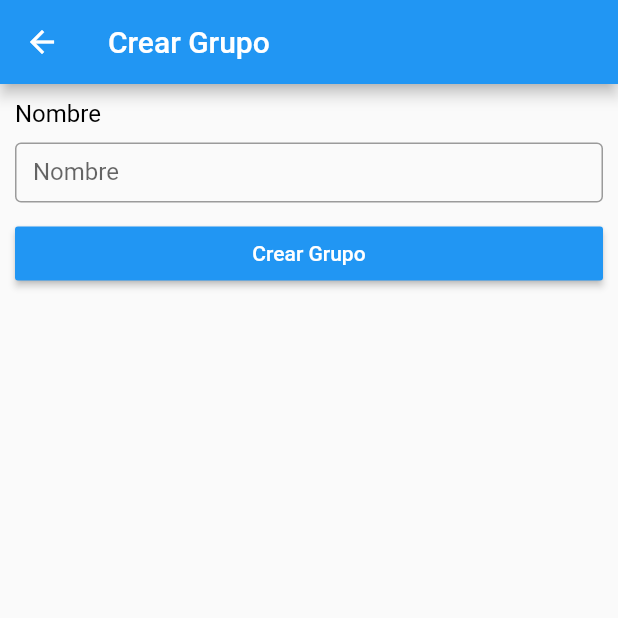
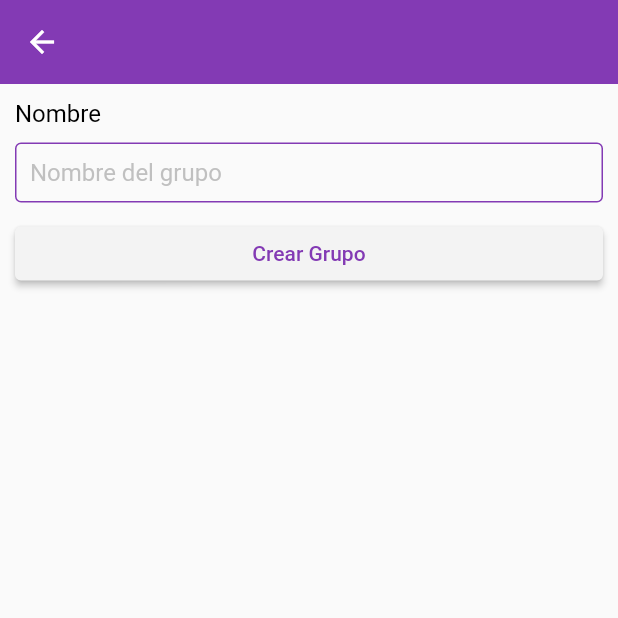
Before and after one commit to Vinici0/seguridad-espe-app, a Flutter app: the CodigoGrupoScreen screen opened by its route, on a phone screen of 412 x 824 dp, the top half of it. Run offline on Flutter 3.47's test engine with Material 2 defaults, Android fonts, the phone set to English and light mode, and no system bars; our stand-ins replace bloc, connectivity_plus, equatable, flutter_bloc, flutter_secure_storage, font_awesome_flutter and 6 more; accounts and stored records are empty.

Commit message:
Creacion de un widget para el ingreso de codigo de grupo

```diff
--- a/lib/screens/codigo_sreen.dart
+++ b/lib/screens/codigo_sreen.dart
@@ -9,7 +9,7 @@ class CodigoGrupoScreen extends StatelessWidget {
     return Scaffold(
       appBar: AppBar(
         title: Text('Crear Grupo',
-            style: TextStyle(color: Colors.white, fontSize: 20)),
+            style: TextStyle(color: Color(0xfff833AB4), fontSize: 20)),
       ),
       body: SingleChildScrollView(
         child: Container(
@@ -28,10 +28,28 @@ class CodigoGrupoScreen extends StatelessWidget {
               SizedBox(height: 10),
               Container(
                 height: 40,
-                child: const TextField(
+                child: TextField(
+                  cursorColor: Colors.black,
                   decoration: InputDecoration(
-                    border: OutlineInputBorder(),
-                    labelText: 'Nombre',
+                    disabledBorder: OutlineInputBorder(
+                      borderSide: BorderSide(color: Color(0xfff833AB4)),
+                    ),
+                    enabledBorder: OutlineInputBorder(
+                      borderSide: BorderSide(color: Color(0xfff833AB4)),
+                    ),
+                    border: OutlineInputBorder(
+                      borderSide: BorderSide(color: Color(0xfff833AB4)),
+                    ),
+                    focusedBorder: OutlineInputBorder(
+                      borderSide: BorderSide(color: Color(0xfff833AB4)),
+                    ),
+                    hintText: 'Nombre del grupo',
+                    //color del texto plomo suave - #999
+                    labelStyle: TextStyle(color: Color(0x99999999)),
+                    hintStyle: TextStyle(color: Color(0x99999999)),
+                    //color del de palpitacion del texto
+                    focusColor: Color(0xfff833AB4),
+                    contentPadding: EdgeInsets.all(10),
                   ),
                 ),
               ),
@@ -40,12 +58,12 @@ class CodigoGrupoScreen extends StatelessWidget {
               MaterialButton(
                 //todo el ancho del contenedor
                 minWidth: double.infinity,
-                color: Colors.blue,
+                color: Color(0xffF3F3F3),
                 onPressed: () {
                   print('crear grupo');
                 },
                 child: Text('Crear Grupo',
-                    style: TextStyle(color: Colors.white, fontSize: 14)),
+                    style: TextStyle(color: Color(0xfff833AB4), fontSize: 14)),
               ),
             ],
           ),
```
Also changed, not shown: lib/main.dart (+32 -1 lines), lib/screens/chatsales_screen.dart (+13 -2 lines), lib/screens/grupos_screen.dart (+65 -5 lines), lib/widgets/modal_add_group.dart (added, +92 -0 lines).
